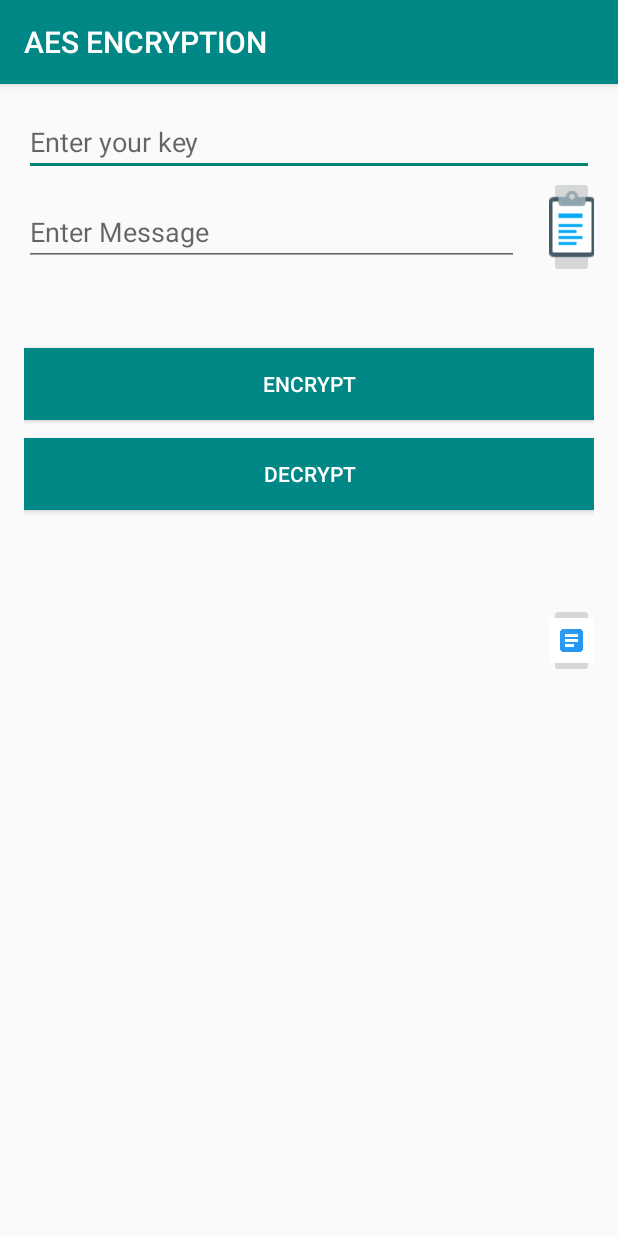
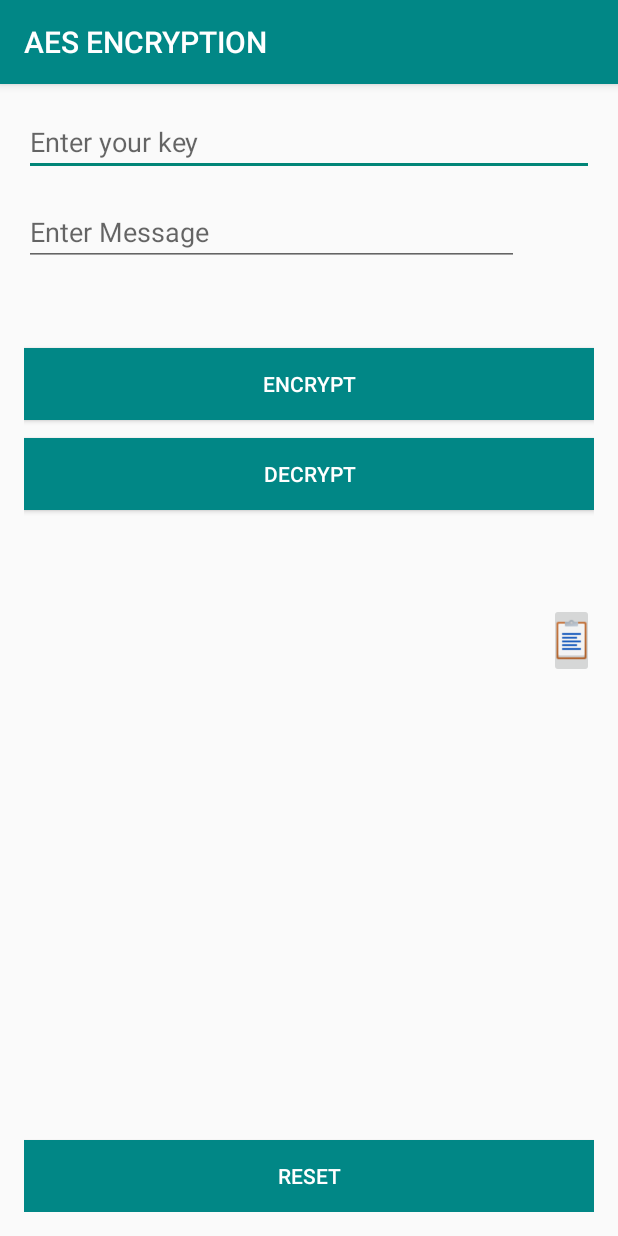
Before and after one commit to Abhinav82193/AES-Encryption, an Android app: the screen it shows after launch (MainActivity), after a tap on "DECRYPT", on a phone screen of 412 x 824 dp. Run offline under Robolectric (Android 15) with nearby library versions, the phone set to English and light mode, and no system bars.

Commit message:
visibility solve

```diff
--- a/app/src/main/java/com/example/aesencryption/MainActivity.java
+++ b/app/src/main/java/com/example/aesencryption/MainActivity.java
@@ -38,11 +38,13 @@ public class MainActivity extends AppCompatActivity {
     protected void onCreate(Bundle savedInstanceState) {
         super.onCreate(savedInstanceState);
         setContentView(R.layout.activity_main);
+
         et_key = findViewById(R.id.et_key);
         et_message = findViewById(R.id.et_message);
         message = findViewById(R.id.message);
         b1=findViewById(R.id.b1);
-        b1=findViewById(R.id.b2);
+
+        b2=findViewById(R.id.b2);
       ClipboardManager clipboardManager = (ClipboardManager)getSystemService(Context.CLIPBOARD_SERVICE);
 
       //  b2.setEnabled(false);
@@ -87,6 +89,7 @@ public class MainActivity extends AppCompatActivity {
             ClipData clipData = ClipData.newPlainText("lable", encrpyted);
             clipboardManager.setPrimaryClip(clipData);
             Toast.makeText(this, "Your Message Was Copied to clip board", Toast.LENGTH_SHORT).show();
+            b2.setVisibility(View.VISIBLE);
         }
         else{
             Toast.makeText(this, "Please Create a Encrypted message", Toast.LENGTH_SHORT).show();
@@ -138,6 +141,13 @@ public class MainActivity extends AppCompatActivity {
 
 
     }
+    public void reset(View view){
+        et_key.setText("");
+        et_message.setText("");
+        message.setText("");
+        b2.setVisibility(View.INVISIBLE);
+        Toast.makeText(this,"Reset",Toast.LENGTH_SHORT).show();
+    }
 
 
 }
--- a/app/src/main/res/layout/activity_main.xml
+++ b/app/src/main/res/layout/activity_main.xml
@@ -8,51 +8,49 @@
     android:paddingRight="16dp"
     android:paddingLeft="16dp"
     android:paddingBottom="16dp"
-
     tools:context=".MainActivity">
 
     <EditText
+        android:id="@+id/et_key"
         android:layout_width="match_parent"
         android:layout_height="wrap_content"
-        android:hint="Enter your key"
-        android:id="@+id/et_key"
-        />
+        android:hint="Enter your key" />
+
     <EditText
+        android:id="@+id/et_message"
         android:layout_width="match_parent"
         android:layout_height="wrap_content"
         android:layout_marginTop="60dp"
-        android:hint="Enter Message"
-        android:id="@+id/et_message"
         android:layout_marginRight="50dp"
-        />
+        android:hint="Enter Message" />
+
     <Button
+        android:id="@+id/encrypt"
         android:layout_width="match_parent"
         android:layout_height="wrap_content"
+        android:layout_marginTop="160dp"
+        android:background="@color/teal_700"
+        android:onClick="encrypt"
         android:text="Encrypt"
-        android:id="@+id/encrypt"
-        android:layout_marginTop="160dp"
-        android:onClick="encrypt"
-        tools:ignore="UsingOnClickInXml"
-        android:background="@color/teal_700"
         android:textColor="@color/white"
-        />
+        tools:ignore="UsingOnClickInXml" />
+
     <Button
+        android:id="@+id/decrypt"
         android:layout_width="match_parent"
         android:layout_height="wrap_content"
+        android:layout_marginTop="220dp"
+        android:background="@color/teal_700"
+        android:onClick="decrypt"
         android:text="Decrypt"
-        android:id="@+id/decrypt"
-        android:layout_marginTop="220dp"
-        android:onClick="decrypt"
-        android:background="@color/teal_700"
-        android:textColor="@color/white"
-        />
+        android:textColor="@color/white" />
+
     <TextView
+        android:id="@+id/message"
         android:layout_width="match_parent"
         android:layout_height="wrap_content"
-        android:id="@+id/message"
         android:layout_marginTop="350dp"
-        android:layout_marginRight="50dp"
-        />
+        android:layout_marginRight="50dp" />
 
     <ImageButton
         android:id="@+id/b1"
@@ -62,9 +60,7 @@
         android:layout_marginTop="330dp"
         android:onClick="copy"
         android:scaleType="centerCrop"
-        android:src="@drawable/copy"
-
-        />
+        android:src="@drawable/clip" />
 
     <ImageButton
         android:id="@+id/b2"
@@ -73,7 +69,17 @@
         android:layout_marginLeft="350dp"
         android:layout_marginTop="45dp"
         android:onClick="paste"
-        android:src="@drawable/paste" />
+        android:src="@drawable/paste"
+        android:visibility="invisible" />
+
+    <Button
+        android:layout_width="match_parent"
+        android:layout_height="wrap_content"
+        android:layout_alignParentBottom="true"
+        android:background="@color/teal_700"
+        android:text="reset"
+        android:textColor="#fff"
+        android:onClick="reset"/>
 
 
 </RelativeLayout>
```
